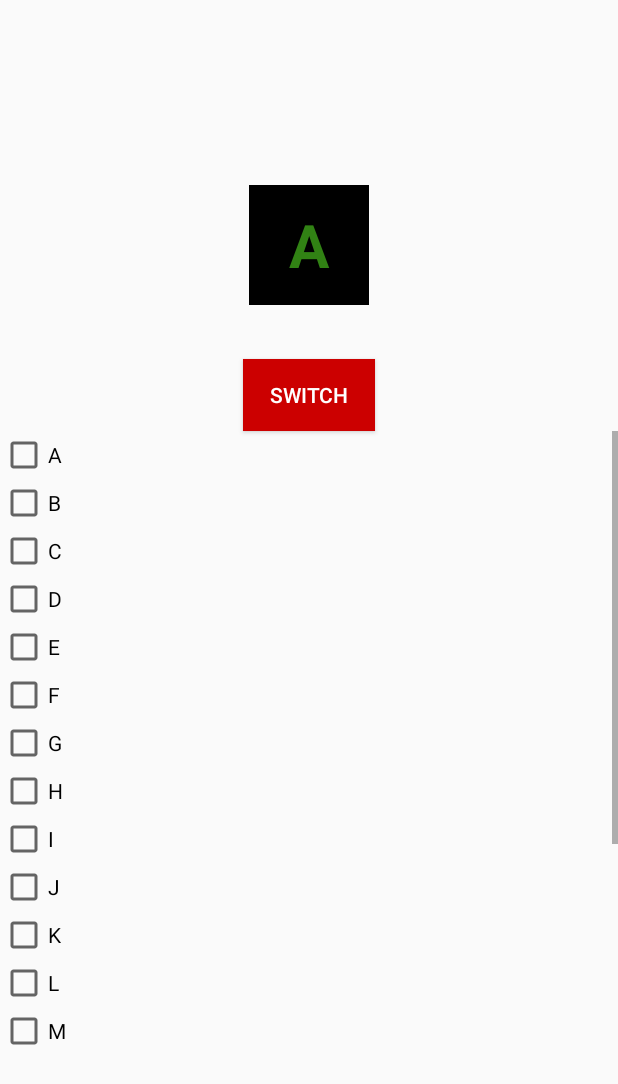
After one commit to RajARG/Layouts_Demo, an Android app: the layout checkboxes.xml on its own in the app's theme, with its tools: preview values and no code run, on a phone screen of 412 x 824 dp. The commit adds this screen. Shown: the top 1084 px of the screen. Run offline under Robolectric (Android 15) with nearby library versions, the phone set to English and light mode, and no system bars.

Commit message:
2/26/2020

```diff
--- /dev/null
+++ b/app/src/main/res/layout/checkboxes.xml
@@ -0,0 +1,155 @@
+<?xml version="1.0" encoding="utf-8"?>
+<androidx.constraintlayout.widget.ConstraintLayout
+    xmlns:android="http://schemas.android.com/apk/res/android"
+    xmlns:app="http://schemas.android.com/apk/res-auto"
+    xmlns:tools="http://schemas.android.com/tools"
+    android:layout_width="match_parent"
+    android:layout_height="match_parent"
+    tools:context=".MainActivity">
+
+    <androidx.constraintlayout.widget.Guideline
+        android:id="@+id/x_axis"
+        android:layout_width="wrap_content"
+        android:layout_height="wrap_content"
+        android:orientation="horizontal"
+        app:layout_constraintGuide_percent="0.125" />
+
+    <TextView
+        android:id="@+id/textViewTop"
+        android:layout_width="80dip"
+        android:layout_height="80dip"
+        android:layout_marginTop="20dp"
+
+        android:background="@android:color/black"
+        android:gravity="center"
+        android:text="@string/tv1"
+        android:textColor="#318214"
+        android:textSize="40sp"
+        android:textStyle="bold"
+
+        app:layout_constraintTop_toTopOf="@id/x_axis"
+        app:layout_constraintLeft_toLeftOf="parent"
+        app:layout_constraintRight_toRightOf="parent"
+        />
+
+    <LinearLayout
+        android:layout_width="match_parent"
+        android:layout_height="500dp"
+        android:layout_marginTop="20dp"
+
+        android:orientation="vertical"
+        android:gravity="center"
+
+        app:layout_constraintTop_toBottomOf="@id/textViewTop"
+        app:layout_constraintLeft_toLeftOf="parent"
+        app:layout_constraintRight_toRightOf="parent"
+        >
+        <Button
+            android:id="@+id/clickButton"
+            android:layout_width="wrap_content"
+            android:layout_height="wrap_content"
+            android:background="@android:color/holo_red_dark"
+
+            android:text="@string/click_button"
+            android:textColor="@android:color/white"
+            />
+
+        <ScrollView
+            android:layout_width="match_parent"
+            android:layout_height="420dp">
+
+            <LinearLayout
+                android:layout_width="match_parent"
+                android:layout_height="wrap_content"
+                android:orientation="vertical"
+                >
+
+                <CheckBox
+                    android:layout_width="wrap_content"
+                    android:layout_height="wrap_content"
+                    android:text="A"/>
+                <CheckBox
+                    android:layout_width="wrap_content"
+                    android:layout_height="wrap_content"
+                    android:text="B"/>
+                <CheckBox
+                    android:layout_width="wrap_content"
+                    android:layout_height="wrap_content"
+                    android:text="C"/>
+                <CheckBox
+                    android:layout_width="wrap_content"
+                    android:layout_height="wrap_content"
+                    android:text="D"/>
+                <CheckBox
+                    android:layout_width="wrap_content"
+                    android:layout_height="wrap_content"
+                    android:text="E"/>
+                <CheckBox
+                    android:layout_width="wrap_content"
+                    android:layout_height="wrap_content"
+                    android:text="F"/>
+                <CheckBox
+                    android:layout_width="wrap_content"
+                    android:layout_height="wrap_content"
+                    android:text="G"/>
+                <CheckBox
+                    android:layout_width="wrap_content"
+                    android:layout_height="wrap_content"
+                    android:text="H"/>
+                <CheckBox
+                    android:layout_width="wrap_content"
+                    android:layout_height="wrap_content"
+                    android:text="I"/>
+                <CheckBox
+                    android:layout_width="wrap_content"
+                    android:layout_height="wrap_content"
+                    android:text="J"/>
+                <CheckBox
+                    android:layout_width="wrap_content"
+                    android:layout_height="wrap_content"
+                    android:text="K"/>
+                <CheckBox
+                    android:layout_width="wrap_content"
+                    android:layout_height="wrap_content"
+                    android:text="L"/>
+                <CheckBox
+                    android:layout_width="wrap_content"
+                    android:layout_height="wrap_content"
+                    android:text="M"/>
+                <CheckBox
+                    android:layout_width="wrap_content"
+                    android:layout_height="wrap_content"
+                    android:text="N"/>
+                <CheckBox
+                    android:layout_width="wrap_content"
+                    android:layout_height="wrap_content"
+                    android:text="O"/>
+                <CheckBox
+                    android:layout_width="wrap_content"
+                    android:layout_height="wrap_content"
+                    android:text="P"/>
+                <CheckBox
+                    android:layout_width="wrap_content"
+                    android:layout_height="wrap_content"
+                    android:text="Q"/>
+                <CheckBox
+                    android:layout_width="wrap_content"
+                    android:layout_height="wrap_content"
+                    android:text="R"/>
+                <CheckBox
+                    android:layout_width="wrap_content"
+                    android:layout_height="wrap_content"
+                    android:text="S"/>
+                <CheckBox
+                    android:layout_width="wrap_content"
+                    android:layout_height="wrap_content"
+                    android:text="T"/>
+
+            </LinearLayout>
+
+        </ScrollView>
+
+    </LinearLayout>
+
+
+</androidx.constraintlayout.widget.ConstraintLayout>
--- a/app/src/main/res/values/strings.xml
+++ b/app/src/main/res/values/strings.xml
@@ -1,8 +1,11 @@
 <resources>
     <string name="app_name">Layouts Demo</string>
     <string name="click_button">Switch</string>
+    <string name="tv0">---</string>
     <string name="tv1">A</string>
     <string name="tv2">B</string>
     <string name="tv3">C</string>
     <string name="tv4">D</string>
+    <string name="tv5">E</string>
+    <string name="paragraph">The FitnessGram™ Pacer Test is a multistage aerobic capacity test that progressively gets more difficult as it continues. The 20 meter pacer test will begin in 30 seconds. Line up at the start. The running speed starts slowly, but gets faster each minute after you hear this signal. Ding  A single lap should be completed each time you hear this sound. Ding  Remember to run in a straight line, and run as long as possible. The second time you fail to complete a lap before the sound, your test is over. The test will begin on the word start. On your mark, get ready, ding </string>
 </resources>
```
Also changed, not shown: app/src/main/java/com/guptaamey/layoutsdemo/MainActivity.java (+11 -0 lines), app/src/main/res/layout/buttons.xml (added, +161 -0 lines), app/src/main/res/layout/overlap.xml (added, +118 -0 lines), app/src/main/res/layout/scrollview.xml (added, +48 -0 lines), app/src/main/res/layout/three_views.xml (+7 -7 lines).
